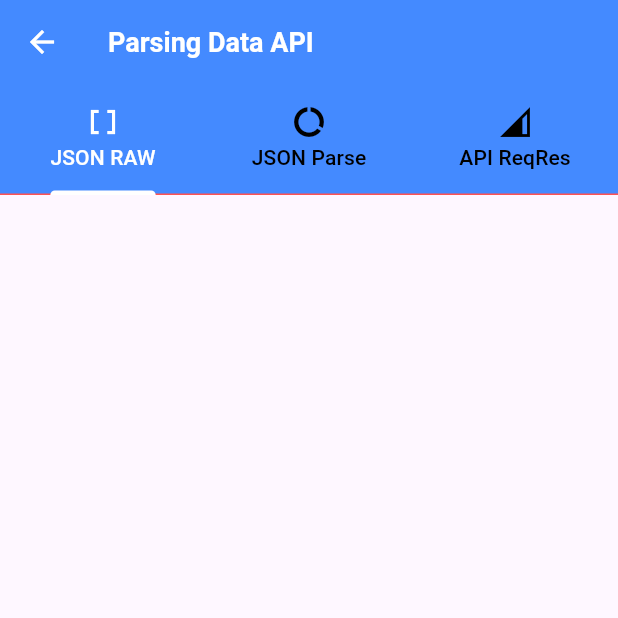
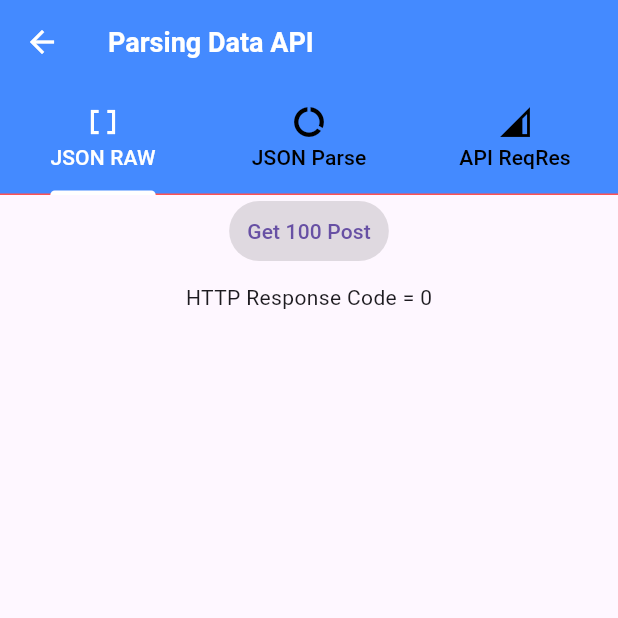
Before and after one commit to seal555/pembekalan_flutter2025, a Flutter app: the ParsingDataScreen screen opened by its route, on a phone screen of 412 x 824 dp, the top half of it. Run offline on Flutter 3.47's test engine with Material 3 defaults, Android fonts, the light colour scheme and no system bars; our stand-ins replace progress_dialog_null_safe, shared_preferences; accounts and stored records are empty.

Commit message:
sore 16/01/2025

```diff
--- a/lib/views/submenu/parsingdatascreen.dart
+++ b/lib/views/submenu/parsingdatascreen.dart
@@ -1,4 +1,6 @@
 import 'package:flutter/material.dart';
+import 'package:pembekalan_flutter/views/submenu/tabbarview/parsingtab1.dart';
+import 'package:pembekalan_flutter/views/submenu/tabbarview/parsingtab2.dart';
 
 // shortcut auto create ketik stfu, pilih paling atas
 
@@ -46,7 +48,7 @@ class _ParsingDataScreenState extends State<ParsingDataScreen> {
                 indicatorColor: Colors.white,
               ),
             ),
-            body: TabBarView(children: []),
+            body: TabBarView(children: [ParsingTab1(), ParsingTab2()]),
           )),
     );
   }
--- /dev/null
+++ b/lib/views/submenu/tabbarview/parsingtab1.dart
@@ -0,0 +1,69 @@
+import 'package:flutter/material.dart';
+import 'package:http/http.dart' as http;
+
+class ParsingTab1 extends StatefulWidget {
+  const ParsingTab1({super.key});
+
+  @override
+  State<ParsingTab1> createState() => _ParsingTab1State();
+}
+
+class _ParsingTab1State extends State<ParsingTab1>
+    with AutomaticKeepAliveClientMixin {
+  String jsonResult = '';
+  int responseCode = 0;
+
+  @override
+  Widget build(BuildContext context) {
+    return Container(
+      child: Column(
+        mainAxisAlignment: MainAxisAlignment.start,
+        crossAxisAlignment: CrossAxisAlignment.center,
+        children: [
+          TextButton(
+            onPressed: () {
+              // panggil API
+              get100Posts();
+            },
+            child: Text('Get 100 Post'),
+            style: ButtonStyle(
+                backgroundColor: WidgetStateProperty.all(Colors.black12)),
+          ),
+          SizedBox(
+            height: 10,
+          ),
+          Text('HTTP Response Code = $responseCode'),
+          Expanded(
+              child: ListView(
+            padding: EdgeInsets.all(10),
+            children: [Text('$jsonResult')],
+          ))
+        ],
+      ),
+    );
+  }
+
+  // method utk ngobrol dng API
+  Future<String?> get100Posts() async {
+    // url API
+    final String urlAPI = 'https://jsonplaceholder.typicode.com/posts';
+
+    var request = await http.get(Uri.parse(urlAPI), headers: {
+      'X-Requested-With': 'XMLHttpRequest',
+      'Content-Type': 'application/json'
+    });
+
+    // menangkap response
+    var response = request.body;
+    print('Hasil baca API = $response');
+
+    setState(() {
+      jsonResult = request.body;
+      responseCode = request.statusCode;
+    });
+  }
+
+  @override
+  // TODO: implement wantKeepAlive
+  bool get wantKeepAlive => true;
+}
```
Also changed, not shown: lib/views/submenu/tabbarview/parsingtab2.dart (added, +139 -0 lines), pubspec.yaml (+8 -0 lines), pubspec.lock.
